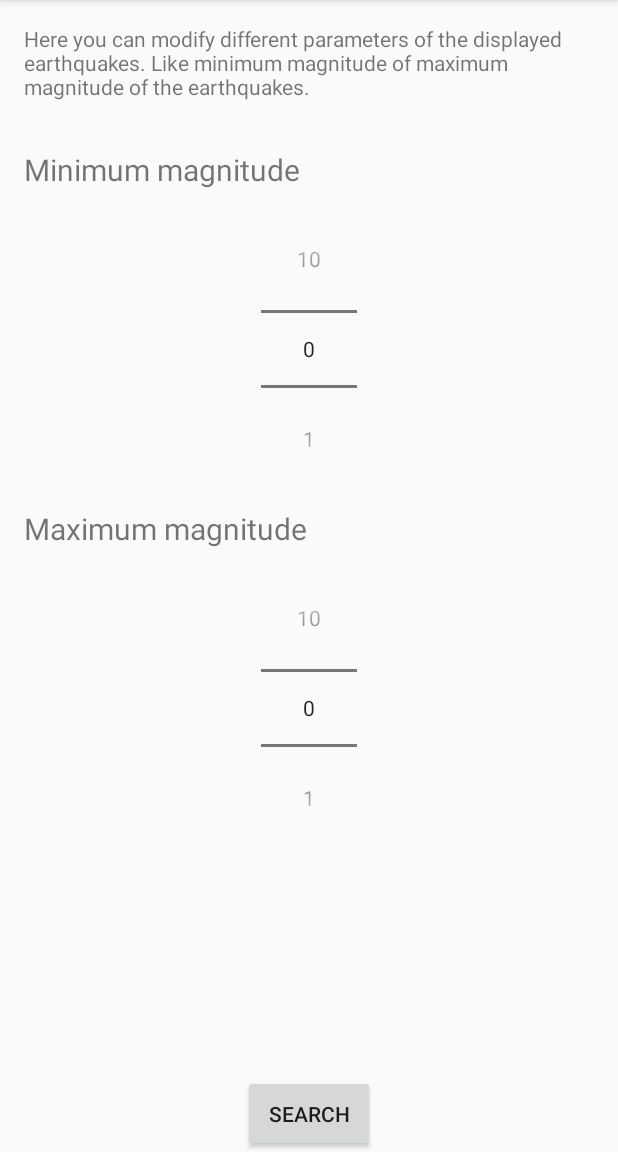
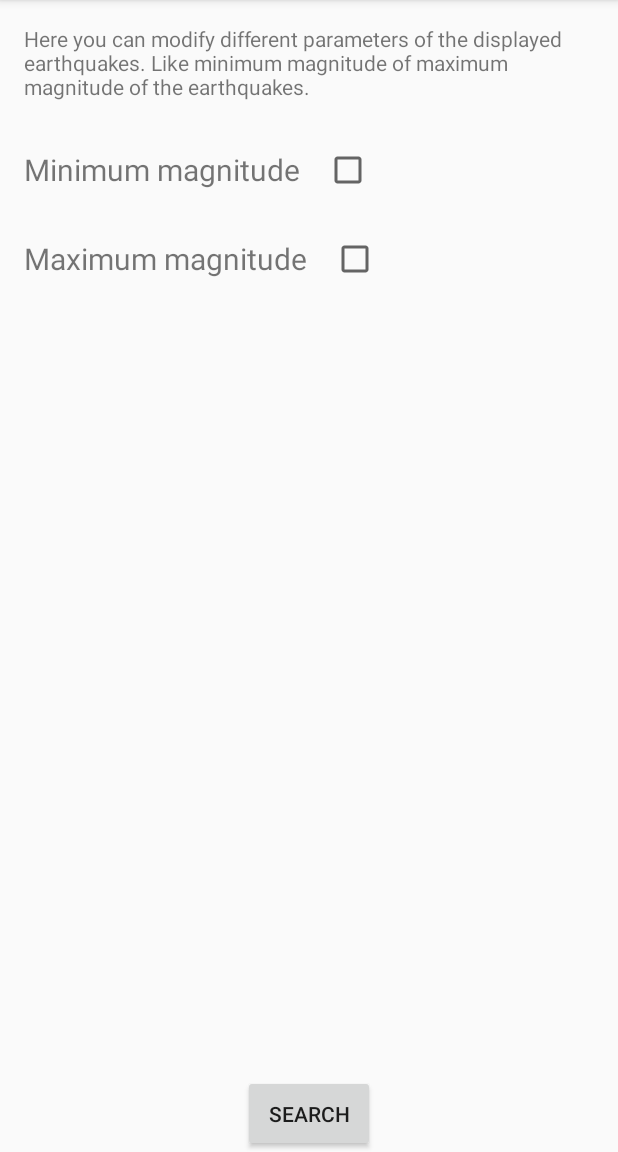
Before and after one commit to phillausofia/earthquakes-around-me, an Android app: the SearchOptionsFragment screen opened through its navigation route, in the options menu, after a tap on "Search Options", on a phone screen of 412 x 824 dp, the part 84-1236 px from its top. Run offline under Robolectric (Android 15) with nearby library versions, the light colour scheme and no system bars; our stand-ins replace data binding, navigation-ui; 3 statements that could not run were skipped.

Commit message:
Add check boxes to select which search parameters to use (min/max magnitude or both).

```diff
--- a/app/src/main/java/com/californiaearthquakes/search_options/SearchOptionsFragment.kt
+++ b/app/src/main/java/com/californiaearthquakes/search_options/SearchOptionsFragment.kt
@@ -11,13 +11,33 @@ import com.californiaearthquakes.R
 import com.californiaearthquakes.databinding.FragmentSearchOptionsBinding
 
 
+
 class SearchOptionsFragment: Fragment() {
+
+
     override fun onCreateView(inflater: LayoutInflater, container: ViewGroup?,
                               savedInstanceState: Bundle?): View? {
 
 
         val binding = DataBindingUtil.inflate<FragmentSearchOptionsBinding>(inflater,
             R.layout.fragment_search_options, container, false)
+
+        /*
+        If the user wants to set a minimum or maximum magnitude,
+        we show the values
+         */
+        binding.checkBoxMinMag.setOnClickListener {
+            binding.numberPickerMinMagnitude.apply {
+                visibility = if (binding.checkBoxMinMag.isChecked) View.VISIBLE else
+                    View.GONE
+            }
+        }
+        binding.checkBoxMaxMag.setOnClickListener {
+            binding.numberPickerMaxMagnitude.apply {
+                visibility = if (binding.checkBoxMaxMag.isChecked) View.VISIBLE else
+                    View.GONE
+            }
+        }
 
         binding.numberPickerMinMagnitude.apply {
             minValue = 0
@@ -34,13 +54,24 @@ class SearchOptionsFragment: Fragment() {
         binding.buttonSearch.setOnClickListener{view ->
             view.findNavController()
                 .navigate(SearchOptionsFragmentDirections
-                    .actionSearchOptionsFragmentToOverviewFragment(SearchOptions(
-                        binding.numberPickerMinMagnitude.value,
-                        binding.numberPickerMaxMagnitude.value
+                    .actionSearchOptionsFragmentToOverviewFragment(getSearchOptions(
+                        binding
                     )))
         }
+
 
         return binding.root
     }
 
+    private fun getSearchOptions(
+        binding: FragmentSearchOptionsBinding) : SearchOptions {
+
+        val minMag = if (binding.checkBoxMinMag.isChecked)
+            binding.numberPickerMinMagnitude.value else null
+        val maxMag = if (binding.checkBoxMaxMag.isChecked)
+            binding.numberPickerMaxMagnitude.value else null
+        return SearchOptions(minMag, maxMag)
+
+    }
+
 }
--- a/app/src/main/res/layout/fragment_search_options.xml
+++ b/app/src/main/res/layout/fragment_search_options.xml
@@ -20,12 +20,11 @@
 
         <TextView
             android:id="@+id/min_mag_text_view"
-            android:layout_width="0dp"
+            android:layout_width="wrap_content"
             android:layout_height="wrap_content"
             android:padding="@dimen/layout_padding"
             android:text="@string/minimum_magnitude"
             android:textSize="@dimen/options_fragment_category_text_size"
-            app:layout_constraintEnd_toEndOf="parent"
             app:layout_constraintStart_toStartOf="parent"
             app:layout_constraintTop_toBottomOf="@+id/about_options_fragment" />
 
@@ -33,18 +32,18 @@
             android:id="@+id/number_picker_min_magnitude"
             android:layout_width="wrap_content"
             android:layout_height="wrap_content"
+            android:visibility="gone"
             app:layout_constraintEnd_toEndOf="parent"
             app:layout_constraintStart_toStartOf="parent"
             app:layout_constraintTop_toBottomOf="@+id/min_mag_text_view" />
 
         <TextView
             android:id="@+id/max_mag_text_view"
-            android:layout_width="0dp"
+            android:layout_width="wrap_content"
             android:layout_height="wrap_content"
             android:padding="@dimen/layout_padding"
             android:text="@string/maximum_magnitude"
             android:textSize="@dimen/options_fragment_category_text_size"
-            app:layout_constraintEnd_toEndOf="parent"
             app:layout_constraintStart_toStartOf="parent"
             app:layout_constraintTop_toBottomOf="@+id/number_picker_min_magnitude" />
 
@@ -52,6 +51,7 @@
             android:id="@+id/number_picker_max_magnitude"
             android:layout_width="wrap_content"
             android:layout_height="wrap_content"
+            android:visibility="gone"
             app:layout_constraintEnd_toEndOf="parent"
             app:layout_constraintStart_toStartOf="parent"
             app:layout_constraintTop_toBottomOf="@+id/max_mag_text_view" />
@@ -65,6 +65,22 @@
             app:layout_constraintBottom_toBottomOf="parent"
             app:layout_constraintEnd_toEndOf="@+id/about_options_fragment"
             app:layout_constraintStart_toStartOf="@+id/about_options_fragment" />
+
+        <CheckBox
+            android:id="@+id/check_box_min_mag"
+            android:layout_width="wrap_content"
+            android:layout_height="wrap_content"
+            app:layout_constraintBottom_toBottomOf="@+id/min_mag_text_view"
+            app:layout_constraintStart_toEndOf="@+id/min_mag_text_view"
+            app:layout_constraintTop_toBottomOf="@+id/about_options_fragment" />
+
+        <CheckBox
+            android:id="@+id/check_box_max_mag"
+            android:layout_width="wrap_content"
+            android:layout_height="wrap_content"
+            app:layout_constraintBottom_toBottomOf="@+id/max_mag_text_view"
+            app:layout_constraintStart_toEndOf="@+id/max_mag_text_view"
+            app:layout_constraintTop_toTopOf="@+id/max_mag_text_view" />
     </androidx.constraintlayout.widget.ConstraintLayout>
 
 </layout>
```
